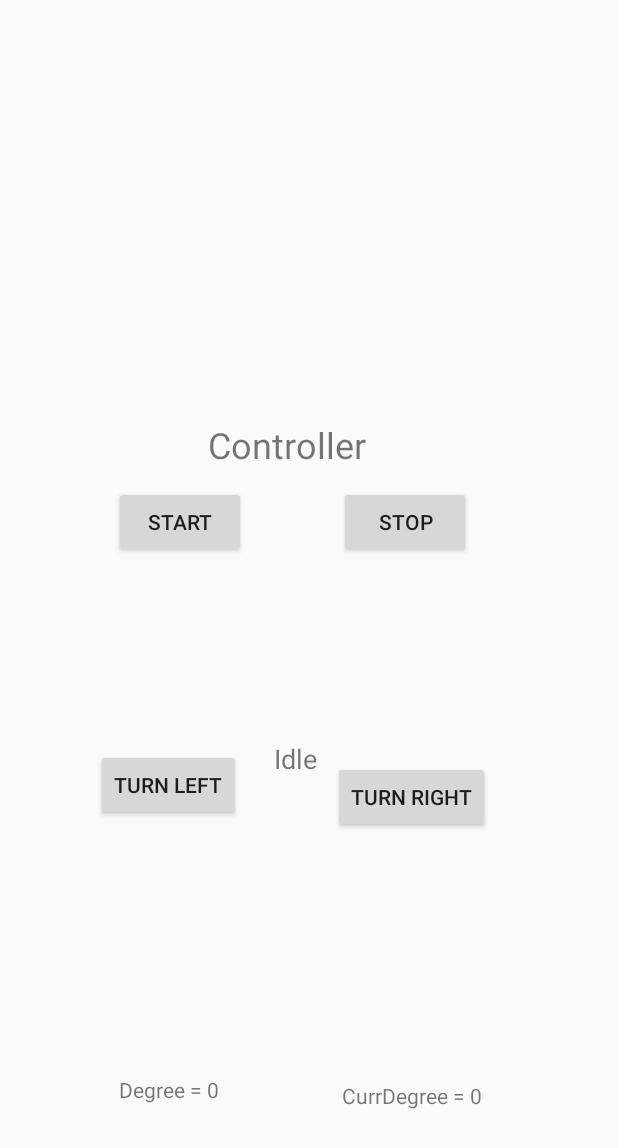
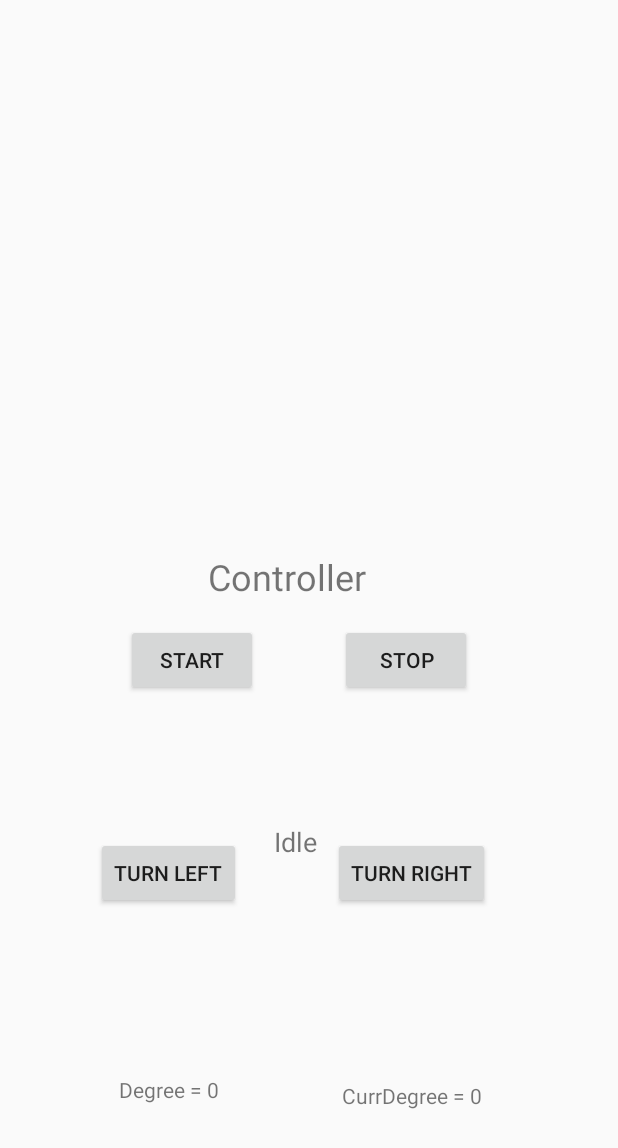
Before and after one commit to Hiren-Khatri/Human-Following-Trolley, an Android app: the layout activity_main.xml on its own in the app's theme, with its tools: preview values and no code run, on a phone screen of 412 x 824 dp. Shown: the top 1148 px of the screen. Run offline under Robolectric (Android 15) with nearby library versions, the phone set to English and light mode, and no system bars; plain views replace JoystickView.

```diff
--- a/app/src/main/AndroidManifest.xml
+++ b/app/src/main/AndroidManifest.xml
@@ -3,7 +3,7 @@
     package="com.example.alexander.helloioio">
 
     <uses-permission android:name="android.permission.WRITE_EXTERNAL_STORAGE"/>
-
+    <uses-permission android:name="android.permission.CAMERA"/>
     <application
         android:screenOrientation="landscape"
         android:allowBackup="true"
@@ -31,6 +31,9 @@
                 android:resource="@xml/device_filter" />
 
         </activity>
+        <activity android:name=".CompassCoded"
+            android:screenOrientation="portrait">
+        </activity>
     </application>
 
 </manifest>
--- a/app/src/main/res/layout/activity_main.xml
+++ b/app/src/main/res/layout/activity_main.xml
@@ -12,7 +12,7 @@
         android:layout_width="194dp"
         android:layout_height="31dp"
         android:layout_marginStart="8dp"
-        android:layout_marginTop="280dp"
+        android:layout_marginTop="368dp"
         android:layout_marginEnd="8dp"
         android:text="Controller"
         android:textAlignment="center"
@@ -104,8 +104,8 @@
         android:id="@+id/btnStart"
         android:layout_width="wrap_content"
         android:layout_height="wrap_content"
-        android:layout_marginStart="76dp"
-        android:layout_marginTop="324dp"
+        android:layout_marginStart="84dp"
+        android:layout_marginTop="416dp"
         android:text="Start"
         app:layout_constraintStart_toStartOf="parent"
         app:layout_constraintTop_toTopOf="parent" />
@@ -115,11 +115,11 @@
         android:layout_width="wrap_content"
         android:layout_height="wrap_content"
         android:layout_marginStart="8dp"
-        android:layout_marginTop="324dp"
+        android:layout_marginTop="416dp"
         android:layout_marginEnd="64dp"
         android:text="Stop"
         app:layout_constraintEnd_toEndOf="parent"
-        app:layout_constraintHorizontal_bias="0.616"
+        app:layout_constraintHorizontal_bias="0.582"
         app:layout_constraintStart_toEndOf="@+id/btnStart"
         app:layout_constraintTop_toTopOf="parent" />
 
@@ -143,73 +143,14 @@
         app:layout_constraintEnd_toEndOf="@+id/btnRight"
         app:layout_constraintStart_toStartOf="@+id/btnRight" />
 
-    <!--<Button-->
-    <!--android:id="@+id/btnBackward"-->
-    <!--android:layout_width="wrap_content"-->
-    <!--android:layout_height="wrap_content"-->
-    <!--android:layout_marginStart="8dp"-->
-    <!--android:layout_marginEnd="8dp"-->
-    <!--android:layout_marginBottom="52dp"-->
-    <!--android:text="Backward"-->
-    <!--app:layout_constraintBottom_toBottomOf="parent"-->
-    <!--app:layout_constraintEnd_toEndOf="parent"-->
-    <!--app:layout_constraintHorizontal_bias="0.492"-->
-    <!--app:layout_constraintStart_toStartOf="parent" />-->
-
-    <!--<EditText-->
-    <!--android:id="@+id/setSpd"-->
-    <!--android:layout_width="102dp"-->
-    <!--android:layout_height="43dp"-->
-    <!--android:layout_marginStart="8dp"-->
-    <!--android:layout_marginTop="8dp"-->
-    <!--android:layout_marginEnd="8dp"-->
-    <!--android:layout_marginBottom="8dp"-->
-    <!--android:ems="10"-->
-    <!--android:hint="Speed Left"-->
-    <!--android:inputType="number"-->
-    <!--app:layout_constraintBottom_toBottomOf="parent"-->
-    <!--app:layout_constraintEnd_toEndOf="parent"-->
-    <!--app:layout_constraintHorizontal_bias="0.111"-->
-    <!--app:layout_constraintStart_toStartOf="parent"-->
-    <!--app:layout_constraintTop_toBottomOf="@+id/tvController"-->
-    <!--app:layout_constraintVertical_bias="0.038" />-->
-
-    <!--<EditText-->
-    <!--android:id="@+id/setSpd2"-->
-    <!--android:layout_width="124dp"-->
-    <!--android:layout_height="46dp"-->
-    <!--android:layout_marginStart="8dp"-->
-    <!--android:layout_marginTop="20dp"-->
-    <!--android:layout_marginEnd="8dp"-->
-    <!--android:ems="10"-->
-    <!--android:hint="Speed Right"-->
-    <!--android:inputType="number"-->
-    <!--app:layout_constraintEnd_toEndOf="parent"-->
-    <!--app:layout_constraintHorizontal_bias="0.673"-->
-    <!--app:layout_constraintStart_toEndOf="@+id/setSpd"-->
-    <!--app:layout_constraintTop_toBottomOf="@+id/tvController" />-->
-
-    <!--<Button-->
-    <!--android:id="@+id/btnSetSpeed"-->
-    <!--android:layout_width="wrap_content"-->
-    <!--android:layout_height="wrap_content"-->
-    <!--android:layout_marginStart="8dp"-->
-    <!--android:layout_marginTop="12dp"-->
-    <!--android:layout_marginEnd="8dp"-->
-    <!--android:text="Set Speed"-->
-    <!--app:layout_constraintEnd_toEndOf="parent"-->
-    <!--app:layout_constraintHorizontal_bias="0.483"-->
-    <!--app:layout_constraintStart_toStartOf="parent"-->
-    <!--app:layout_constraintTop_toBottomOf="@+id/setSpd" />-->
-
     <RelativeLayout
         android:id="@+id/relative_scan_take_single"
         android:layout_width="200dp"
         android:layout_height="200dp"
-        android:layout_marginStart="94dp"
-        android:layout_marginTop="54dp"
+        android:layout_marginStart="117dp"
+        android:layout_marginTop="139dp"
         android:layout_marginEnd="117dp"
-        android:layout_marginBottom="477dp"
+        android:layout_marginBottom="392dp"
         app:layout_constraintBottom_toBottomOf="parent"
         app:layout_constraintEnd_toEndOf="parent"
         app:layout_constraintStart_toStartOf="parent"
```
Also changed, not shown: app/src/main/java/com/example/alexander/helloioio/CompassCoded.java (added, +127 -0 lines), app/src/main/java/com/example/alexander/helloioio/MainActivity.java (+33 -49 lines).
